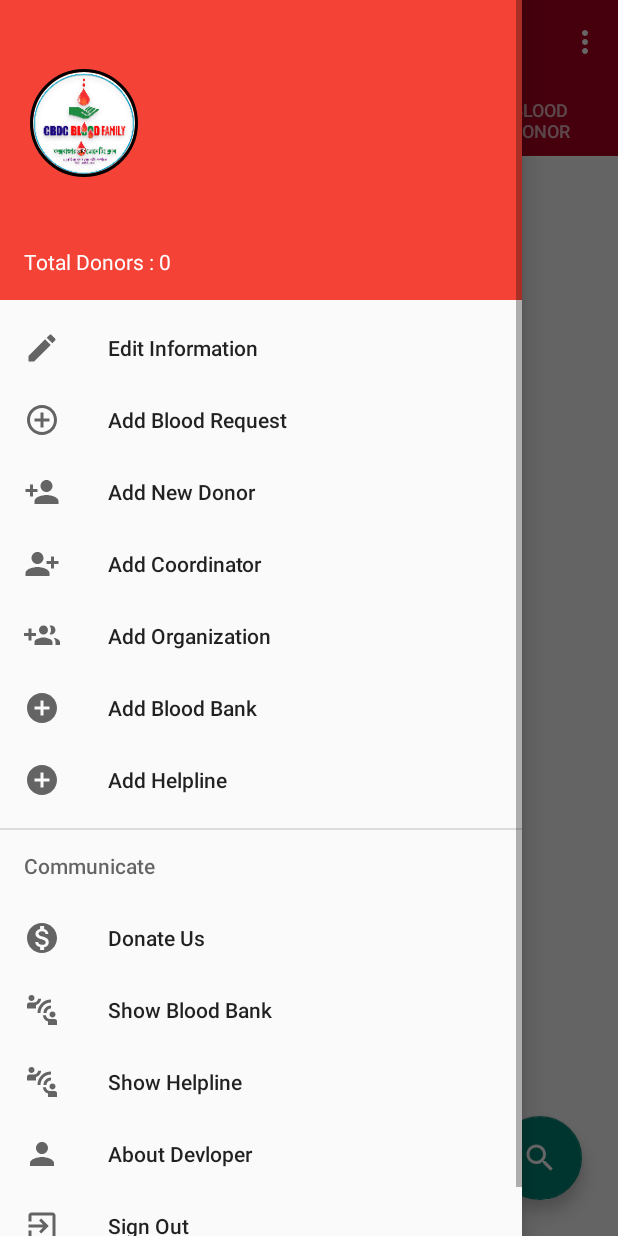
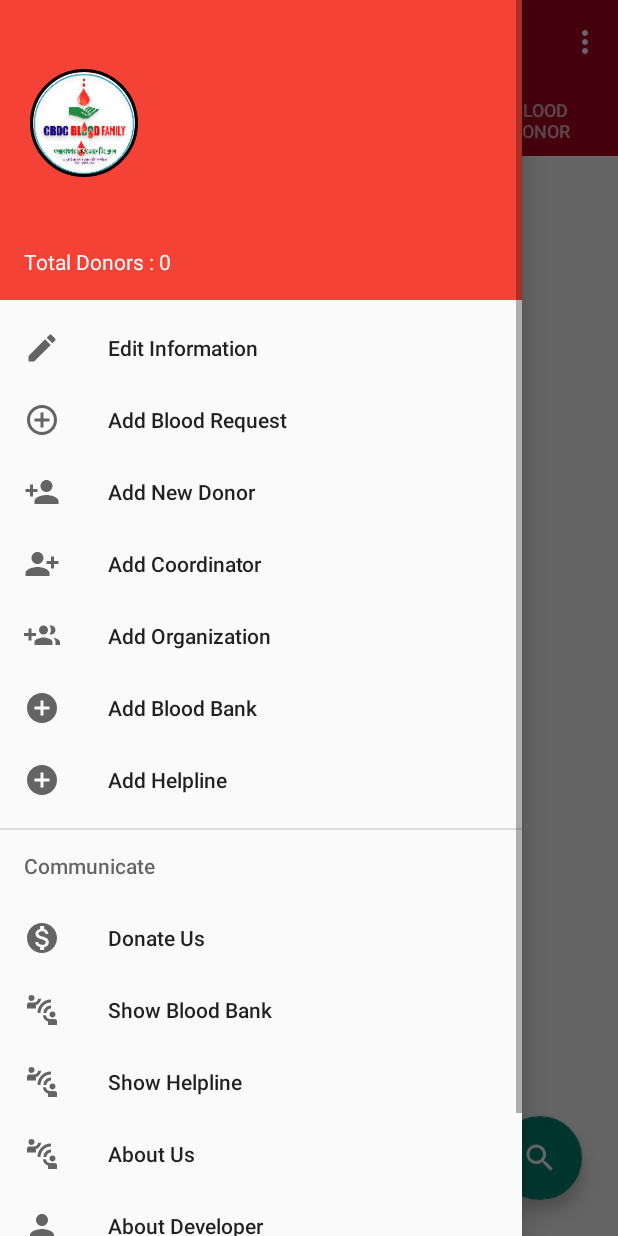
Before and after one commit to shihabcse1/CBDC_Blood_Family, an Android app: the screen it shows after launch once a user with an empty profile is signed in (MainActivity), with the side drawer open, on a phone screen of 412 x 824 dp. Run offline under Robolectric (Android 15) with nearby library versions, the phone set to English and light mode, and no system bars; our stand-ins replace CircleImageView, Firebase (no records; nobody signed in at launch, a user with empty details on screens opened directly); pictures from the network do not load.

```diff
--- a/app/src/main/java/com/shihabcse/cbdcbloodfamily/activities/LoginActivity.java
+++ b/app/src/main/java/com/shihabcse/cbdcbloodfamily/activities/LoginActivity.java
@@ -58,8 +58,8 @@ public class LoginActivity extends AppCompatActivity {
         // load language selection
         loadLocale();
         // for changing the language of ActionBar
-        ActionBar actionBar = getSupportActionBar();
-        actionBar.setTitle(getResources().getString(R.string.app_name));
+        //ActionBar actionBar = getSupportActionBar();
+        //actionBar.setTitle(getResources().getString(R.string.app_name));
 
         mAuth = FirebaseAuth.getInstance();
         switchCompat = findViewById(R.id.switch_language);
@@ -95,17 +95,9 @@ public class LoginActivity extends AppCompatActivity {
                 final String password = editTextLoginPassword.getText().toString().trim();
 
                 if (!isUserInputValidation(mail, password)) {
-
                     //buttonLogIn.setVisibility(View.VISIBLE);
-                    //progressBarLogin.setVisibility(View.INVISIBLE);
-
                 } else {
-
-                    //buttonLogIn.setVisibility(View.INVISIBLE);
-                    //progressBarLogin.setVisibility(View.VISIBLE);
-                    // signing in by mail and password
                     signIn(mail, password);
-
                 }
 
             }
@@ -177,8 +169,6 @@ public class LoginActivity extends AppCompatActivity {
                         } else {
                             progressDialog.dismiss();
                             showMessage(task.getException().getMessage());
-                            //buttonLogIn.setVisibility(View.VISIBLE);
-                            //progressBarLogin.setVisibility(View.INVISIBLE);
                         }
                     }
                 });
--- a/app/src/main/java/com/shihabcse/cbdcbloodfamily/activities/MainActivity.java
+++ b/app/src/main/java/com/shihabcse/cbdcbloodfamily/activities/MainActivity.java
@@ -237,6 +237,11 @@ public class MainActivity extends AppCompatActivity implements NavigationView.On
             startActivity(showBloodBankActivity);
         }
 
+        if(item.getItemId() == R.id.nav_menu_about_us){
+            Intent showAboutUs = new Intent(MainActivity.this, AboutCBDC.class);
+            startActivity(showAboutUs);
+        }
+
         if(item.getItemId() == R.id.nav_menu_about_developer){
 
             myDialog.setContentView(R.layout.activity_about_developer);
--- a/app/src/main/res/menu/nav_menu.xml
+++ b/app/src/main/res/menu/nav_menu.xml
@@ -2,53 +2,69 @@
 <menu xmlns:android="http://schemas.android.com/apk/res/android">
 
     <group android:checkableBehavior="single">
-        <item android:title="Edit Information"
+        <item
             android:id="@+id/nav_menu_edit_information"
-            android:icon="@drawable/ic_baseline_edit_24"/>
+            android:icon="@drawable/ic_baseline_edit_24"
+            android:title="@string/edit_information" />
 
-        <item android:title="Add Blood Request"
+        <item
             android:id="@+id/nav_menu_add_blood_request"
-            android:icon="@drawable/ic_baseline_add_circle_outline_24"/>
+            android:icon="@drawable/ic_baseline_add_circle_outline_24"
+            android:title="@string/add_blood_request" />
 
-        <item android:title="Add New Donor"
+        <item
             android:id="@+id/nav_menu_add_donor"
-            android:icon="@drawable/ic_baseline_person_add_24"/>
+            android:icon="@drawable/ic_baseline_person_add_24"
+            android:title="@string/add_new_donor" />
 
-        <item android:title="Add Coordinator"
+        <item
             android:id="@+id/nav_menu_add_coordinator"
-            android:icon="@drawable/ic_baseline_person_add_alt_1_24"/>
+            android:icon="@drawable/ic_baseline_person_add_alt_1_24"
+            android:title="@string/add_coordinator" />
 
-        <item android:title="Add Organization"
+        <item
             android:id="@+id/nav_menu_add_organization"
-            android:icon="@drawable/ic_baseline_group_add_24"/>
+            android:icon="@drawable/ic_baseline_group_add_24"
+            android:title="@string/add_organization" />
 
-        <item android:title="Add Blood Bank"
+        <item
             android:id="@+id/nav_menu_add_blood_bank"
-            android:icon="@drawable/ic_baseline_add_circle_24"/>
+            android:icon="@drawable/ic_baseline_add_circle_24"
+            android:title="@string/add_blood_bank" />
 
-        <item android:title="@string/add_helpline"
+        <item
             android:id="@+id/nav_menu_add_helpline"
-            android:icon="@drawable/ic_baseline_add_circle_24"/>
+            android:icon="@drawable/ic_baseline_add_circle_24"
+            android:title="@string/add_helpline" />
 
     </group>
 
-    <item android:title="Communicate">
+    <item android:title="@string/communicate">
         <menu>
-            <item android:id="@+id/nav_menu_donate_us"
+            <item
+                android:id="@+id/nav_menu_donate_us"
                 android:icon="@drawable/ic_baseline_donate_on_24"
-                android:title="Donate Us"/>
-            <item android:id="@+id/nav_menu_show_blood_bank"
+                android:title="@string/donate_us" />
+            <item
+                android:id="@+id/nav_menu_show_blood_bank"
                 android:icon="@drawable/ic_baseline_connect_without_contact_24"
-                android:title="Show Blood Bank"/>
-            <item android:id="@+id/nav_menu_show_helpline"
+                android:title="@string/show_blood_bank" />
+            <item
+                android:id="@+id/nav_menu_show_helpline"
                 android:icon="@drawable/ic_baseline_connect_without_contact_24"
-                android:title="Show Helpline"/>
-            <item android:id="@+id/nav_menu_about_developer"
+                android:title="@string/show_helpline" />
+            <item
+                android:id="@+id/nav_menu_about_us"
+                android:icon="@drawable/ic_baseline_connect_without_contact_24"
+                android:title="@string/about_us" />
+            <item
+                android:id="@+id/nav_menu_about_developer"
                 android:icon="@drawable/ic_baseline_person_24"
-                android:title="About Devloper"/>
-            <item android:title="Sign Out"
+                android:title="@string/about_developer" />
+            <item
                 android:id="@+id/menu_sign_out"
-                android:icon="@drawable/ic_baseline_exit_to_app_24"/>
+                android:icon="@drawable/ic_baseline_exit_to_app_24"
+                android:title="@string/sign_out" />
         </menu>
     </item>
 </menu>
--- a/app/src/main/res/values/strings.xml
+++ b/app/src/main/res/values/strings.xml
@@ -2,7 +2,6 @@
     <string name="app_name">CBDC Blood Family</string>
     <string name="open">open</string>
     <string name="close">close</string>
-    <!-- TODO: Remove or change this placeholder text -->
     <string name="hello_blank_fragment">Hello Blood fragment</string>
     <string name="md_shihab_uddin">Md. Shihab Uddin</string>
     <string name="duet_gazipur_bangladesh">DUET, Gazipur, Bangladesh</string>
@@ -36,11 +35,10 @@
     <string name="enter_your_phone_number">Enter your Phone Number</string>
     <string name="phone_number">Phone Number</string>
     <string name="country">Country</string>
-    <string name="select_district">Select district</string>
+    <string name="select_district">Select District</string>
     <string name="ready_to_donate">Ready to donate :</string>
     <string name="yes">Yes</string>
     <string name="update">Update</string>
-    <string name="select_your_district">Select your district</string>
     <string name="email">Email</string>
     <string name="enter_your_password">Enter your Password</string>
     <string name="password">Password</string>
@@ -82,4 +80,34 @@
     <string name="contact_no">Contact No</string>
     <string name="address">Address</string>
     <string name="enter_address">Enter Address</string>
+    <string name="logo">logo</string>
+    <string name="founder">Founder</string>
+    <string name="md_abdul_halim">Md Abdul Halim</string>
+    <string name="admin">Admin</string>
+    <string name="shamsul_alam_srabon">Shamsul Alam Srabon</string>
+    <string name="co_admin">Co-Admin</string>
+    <string name="shohel_rana">Shohel Rana</string>
+    <string name="helal_uddin">Helal Uddin</string>
+    <string name="syed_mohammad_imran">Syed Mohammad Imran</string>
+    <string name="call">Call</string>
+    <string name="msg">Msg</string>
+    <string name="select_your_district">Select your district</string>
+    <string name="ambulance_name">Ambulance Name</string>
+    <string name="mobile_no">Mobile No</string>
+    <string name="ready_to_service">Ready to Service</string>
+    <string name="upozila_university_name">Upozila/University Name</string>
+    <string name="upazila_university">Upazila/University</string>
+    <string name="edit_information">Edit Information</string>
+    <string name="add_blood_request">Add Blood Request</string>
+    <string name="add_new_donor">Add New Donor</string>
+    <string name="add_coordinator">Add Coordinator</string>
+    <string name="add_organization">Add Organization</string>
+    <string name="add_blood_bank">Add Blood Bank</string>
+    <string name="donate_us">Donate Us</string>
+    <string name="show_helpline">Show Helpline</string>
+    <string name="show_blood_bank">Show Blood Bank</string>
+    <string name="about_us">About Us</string>
+    <string name="about_developer">About Developer</string>
+    <string name="communicate">Communicate</string>
+    <string name="sign_out">Sign Out</string>
 </resources>
```
Also changed, not shown: app/src/main/java/com/shihabcse/cbdcbloodfamily/activities/AddHelplineActivity.java (+7 -9 lines), app/src/main/res/layout-large/activity_about_developer.xml (+41 -37 lines), app/src/main/res/layout-large/activity_add_blood_request.xml (+35 -37 lines), app/src/main/res/layout-xlarge/activity_about_developer.xml (+41 -37 lines), app/src/main/res/layout/activity_about_cbdc.xml (+10 -9 lines), app/src/main/res/layout/activity_about_developer.xml (+41 -37 lines), app/src/main/res/layout/activity_add_blood_request.xml (+35 -36 lines), app/src/main/res/layout/activity_add_helpline.xml (+17 -17 lines), 1 other file.
